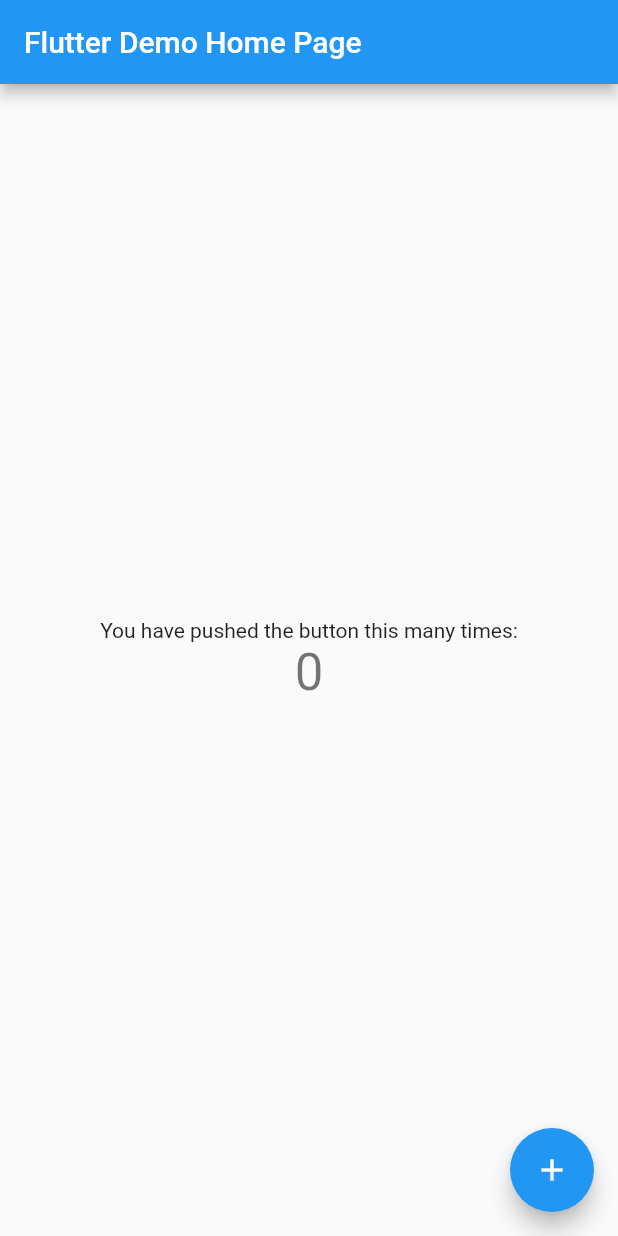
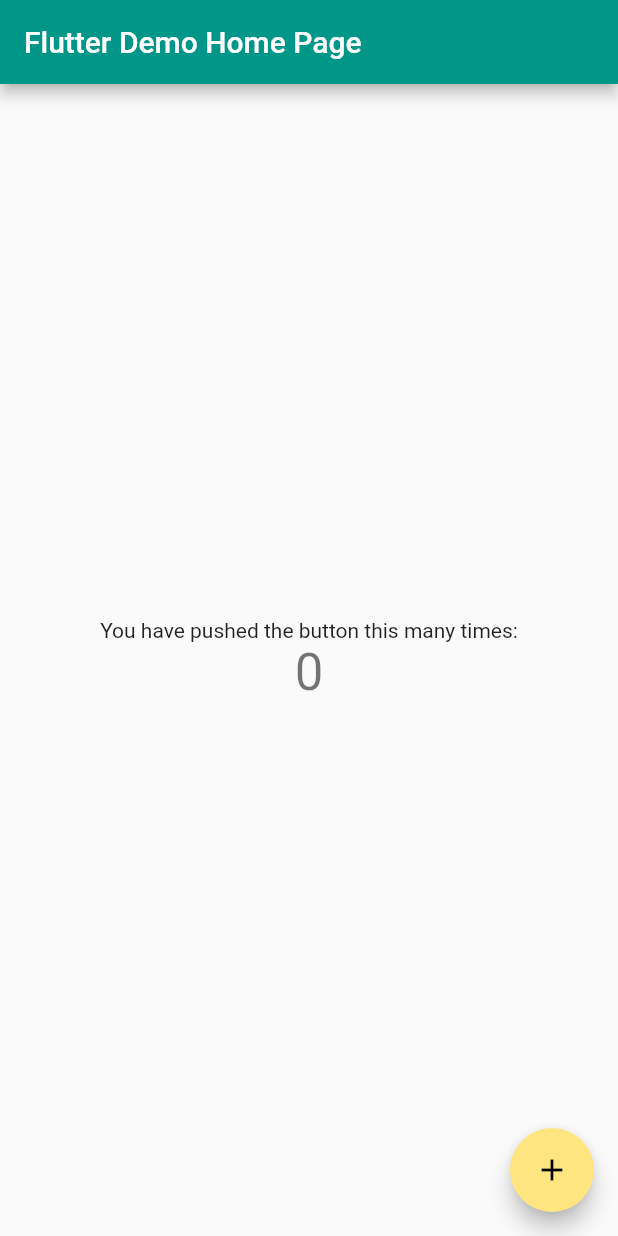
Before and after one commit to brayan/deadline, a Flutter app: the screen it shows after launch, on a phone screen of 412 x 824 dp. Run offline on Flutter 3.47's test engine with Material 2 defaults, Android fonts, the phone set to English and light mode, and no system bars; our stand-ins replace dartz, equatable.

Commit message:
Add initial Clean Architecture structure

```diff
--- /dev/null
+++ b/lib/core/error/exception.dart
@@ -0,0 +1,3 @@
+class ServerException implements Exception {}
+
+class CacheException implements Exception {}
--- a/lib/main.dart
+++ b/lib/main.dart
@@ -1,23 +1,20 @@
 import 'package:flutter/material.dart';
 
-void main() => runApp(MyApp());
+void main() => runApp(App());
 
-class MyApp extends StatelessWidget {
+class App extends StatelessWidget {
   // This widget is the root of your application.
   @override
   Widget build(BuildContext context) {
     return MaterialApp(
-      title: 'Flutter Demo',
+      title: 'Deadline',
       theme: ThemeData(
-        // This is the theme of your application.
-        //
-        // Try running your application with "flutter run". You'll see the
-        // application has a blue toolbar. Then, without quitting the app, try
-        // changing the primarySwatch below to Colors.green and then invoke
-        // "hot reload" (press "r" in the console where you ran "flutter run",
-        // or simply save your changes to "hot reload" in a Flutter IDE).
-        // Notice that the counter didn't reset back to zero; the application
-        // is not restarted.
+        primaryColor: Colors.teal[500],
+        accentColor: Colors.amberAccent[100],
+        buttonTheme: ButtonThemeData(
+          buttonColor: Colors.amberAccent[100],
+          textTheme: ButtonTextTheme.primary
+        ),
         primarySwatch: Colors.blue,
       ),
       home: MyHomePage(title: 'Flutter Demo Home Page'),
```
Also changed, not shown: lib/core/error/failure.dart (added, +9 -0 lines), lib/core/usecase/usecase.dart (added, +9 -0 lines), pubspec.yaml (+19 -53 lines), pubspec.lock, 1 other file.
